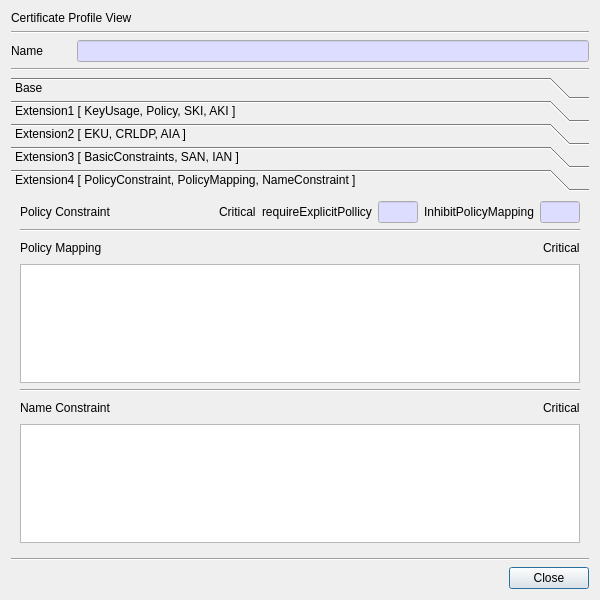
Before: the Qt Designer form CertMan/view_cert_profile_dlg.ui in jykim74/CertMan, drawn with Qt 5.
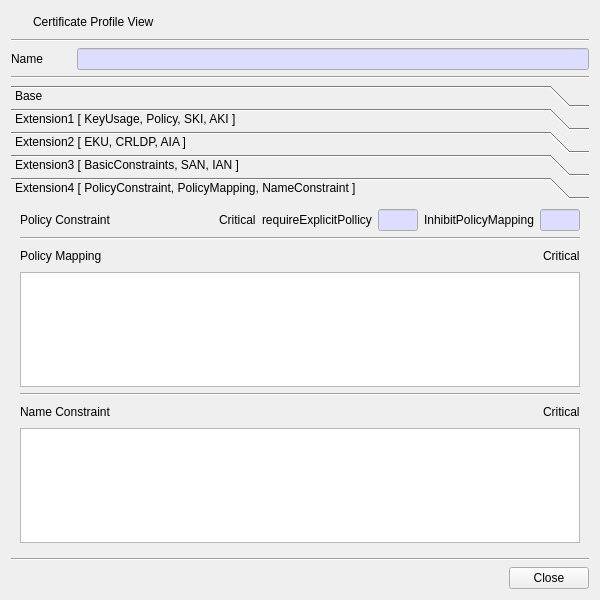
After: the same form once the commit is applied. Icons and pictures are not drawn.

Patch:
```diff
--- a/CertMan/view_cert_profile_dlg.ui
+++ b/CertMan/view_cert_profile_dlg.ui
@@ -21,11 +21,44 @@
   </property>
   <layout class="QVBoxLayout" name="verticalLayout">
    <item>
-    <widget class="QLabel" name="mTitleLabel">
-     <property name="text">
-      <string>Certificate Profile View</string>
+    <layout class="QGridLayout" name="gridLayout_8">
+     <property name="topMargin">
+      <number>0</number>
      </property>
-    </widget>
+     <item row="0" column="1">
+      <widget class="QLabel" name="mTitleLabel">
+       <property name="text">
+        <string>Certificate Profile View</string>
+       </property>
+      </widget>
+     </item>
+     <item row="0" column="0">
+      <widget class="QPushButton" name="pushButton">
+       <property name="minimumSize">
+        <size>
+         <width>16</width>
+         <height>0</height>
+        </size>
+       </property>
+       <property name="maximumSize">
+        <size>
+         <width>16</width>
+         <height>16777215</height>
+        </size>
+       </property>
+       <property name="text">
+        <string/>
+       </property>
+       <property name="icon">
+        <iconset resource="certman.qrc">
+         <normaloff>:/images/cert_profile.png</normaloff>:/images/cert_profile.png</iconset>
+       </property>
+       <property name="flat">
+        <bool>true</bool>
+       </property>
+      </widget>
+     </item>
+    </layout>
    </item>
    <item>
     <widget class="Line" name="line_2">
@@ -1344,7 +1377,7 @@
         <x>0</x>
         <y>0</y>
         <width>582</width>
-        <height>346</height>
+        <height>336</height>
        </rect>
       </property>
       <attribute name="label">
```
Left out of the diff: 12 changed lines with no effect on the pictures.
